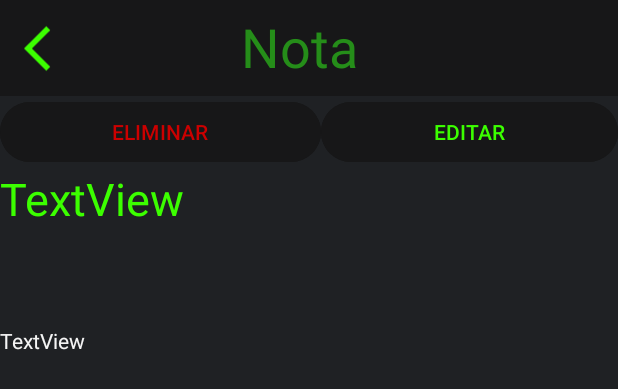
After one commit to Anthhhony/proyectoMercado, an Android app: the layout activity_visualizar_nota.xml on its own in the app's theme, with its tools: preview values and no code run, on a phone screen of 412 x 824 dp. The commit adds this screen. Shown: the top 389 px of the screen. Run offline under Robolectric (Android 15) with nearby library versions, the phone set to English and light mode, and no system bars; Roboto replaces fonts that are not available here.

Commit message:
Eva3 part3

```diff
--- a/app/src/main/AndroidManifest.xml
+++ b/app/src/main/AndroidManifest.xml
@@ -16,6 +16,9 @@
         android:supportsRtl="true"
         android:theme="@style/Theme.OriginMercadoTecnia"
         tools:targetApi="31">
+        <activity
+            android:name=".visualizar_nota"
+            android:exported="false" />
         <activity
             android:name=".info_producto"
             android:exported="false" />
--- a/app/src/main/java/com/example/originmercadotecnia/notas.java
+++ b/app/src/main/java/com/example/originmercadotecnia/notas.java
@@ -63,7 +63,7 @@ public class notas extends AppCompatActivity {
                 // Obtener el documento en la posición seleccionada
                 Nota_ind notaSeleccionada = listado.get(position);
                 // Ejemplo: Iniciar una nueva actividad con los datos de la nota
-                Intent intent = new Intent(notas.this, nota.class);
+                Intent intent = new Intent(notas.this, visualizar_nota.class);
                 intent.putExtra("titulo", notaSeleccionada.getNombre());
                 intent.putExtra("descripcion", notaSeleccionada.getDescripcion());
                 Toast.makeText(notas.this, notaSeleccionada.getDescripcion(), Toast.LENGTH_SHORT).show();
--- /dev/null
+++ b/app/src/main/res/layout/activity_visualizar_nota.xml
@@ -0,0 +1,101 @@
+<?xml version="1.0" encoding="utf-8"?>
+<androidx.constraintlayout.widget.ConstraintLayout xmlns:android="http://schemas.android.com/apk/res/android"
+    xmlns:app="http://schemas.android.com/apk/res-auto"
+    xmlns:tools="http://schemas.android.com/tools"
+    android:id="@+id/main"
+    android:layout_width="match_parent"
+    android:layout_height="match_parent"
+    tools:context=".visualizar_nota">
+
+    <androidx.appcompat.widget.Toolbar
+        android:id="@+id/toolbar14"
+        android:layout_width="0dp"
+        android:layout_height="wrap_content"
+        android:background="@color/black"
+        app:layout_constraintEnd_toEndOf="parent"
+        app:layout_constraintStart_toStartOf="parent"
+        app:layout_constraintTop_toTopOf="parent"></androidx.appcompat.widget.Toolbar>
+
+    <ImageView
+        android:id="@+id/imageView33"
+        android:layout_width="36dp"
+        android:layout_height="38dp"
+        android:layout_marginStart="16dp"
+        android:clickable="true"
+        android:onClick="Volver"
+        android:tint="@color/green"
+        app:layout_constraintBottom_toBottomOf="@+id/toolbar14"
+        app:layout_constraintStart_toStartOf="parent"
+        app:layout_constraintTop_toTopOf="parent"
+        app:srcCompat="@drawable/baseline_arrow_back_ios_24" />
+
+    <TextView
+        android:id="@+id/textView37"
+        android:layout_width="89dp"
+        android:layout_height="45dp"
+        android:layout_marginBottom="12dp"
+        android:text="@string/appbar5"
+        android:textColor="@color/opaque_dark_green"
+        android:textSize="36sp"
+        app:layout_constraintBottom_toBottomOf="@+id/toolbar14"
+        app:layout_constraintEnd_toEndOf="parent"
+        app:layout_constraintHorizontal_bias="0.498"
+        app:layout_constraintStart_toStartOf="parent"
+        app:layout_constraintTop_toTopOf="@+id/toolbar7" />
+
+    <ScrollView
+        android:layout_width="0dp"
+        android:layout_height="0dp"
+        android:background="@color/grey"
+        app:layout_constraintBottom_toBottomOf="parent"
+        app:layout_constraintEnd_toEndOf="parent"
+        app:layout_constraintStart_toStartOf="parent"
+        app:layout_constraintTop_toBottomOf="@+id/toolbar14">
+
+        <LinearLayout
+            android:layout_width="match_parent"
+            android:layout_height="match_parent"
+            android:orientation="vertical">
+
+            <LinearLayout
+                android:layout_width="match_parent"
+                android:layout_height="match_parent"
+                android:orientation="horizontal">
+
+                <Button
+                    android:id="@+id/btnEliminarNote2"
+                    android:layout_width="wrap_content"
+                    android:layout_height="wrap_content"
+                    android:layout_weight="1"
+                    android:backgroundTint="@color/black"
+                    android:text="@string/btnEliminar"
+                    android:textColor="@android:color/holo_red_dark" />
+
+                <Button
+                    android:id="@+id/button7"
+                    android:layout_width="wrap_content"
+                    android:layout_height="wrap_content"
+                    android:layout_weight="1"
+                    android:backgroundTint="@color/black"
+                    android:text="@string/btnEditar"
+                    android:textColor="@color/green" />
+            </LinearLayout>
+
+            <TextView
+                android:id="@+id/tvTituloNota"
+                android:layout_width="match_parent"
+                android:layout_height="105dp"
+                android:text="TextView"
+                android:textColor="@color/green"
+                android:textSize="30dp" />
+
+            <TextView
+                android:id="@+id/tvDescripcionNota"
+                android:layout_width="match_parent"
+                android:layout_height="wrap_content"
+                android:text="TextView"
+                android:textColor="@color/white" />
+        </LinearLayout>
+    </ScrollView>
+
+</androidx.constraintlayout.widget.ConstraintLayout>
```
Also changed, not shown: app/src/main/java/com/example/originmercadotecnia/nota.java (+1 -7 lines), app/src/main/java/com/example/originmercadotecnia/visualizar_nota.java (added, +92 -0 lines), app/src/main/res/layout/activity_nota.xml (+0 -22 lines).
